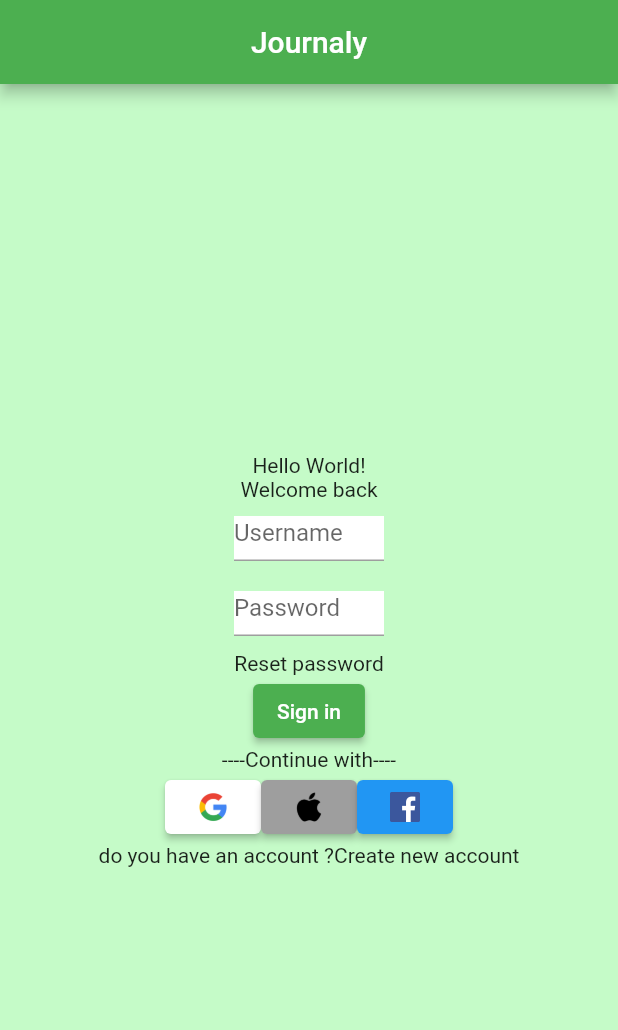
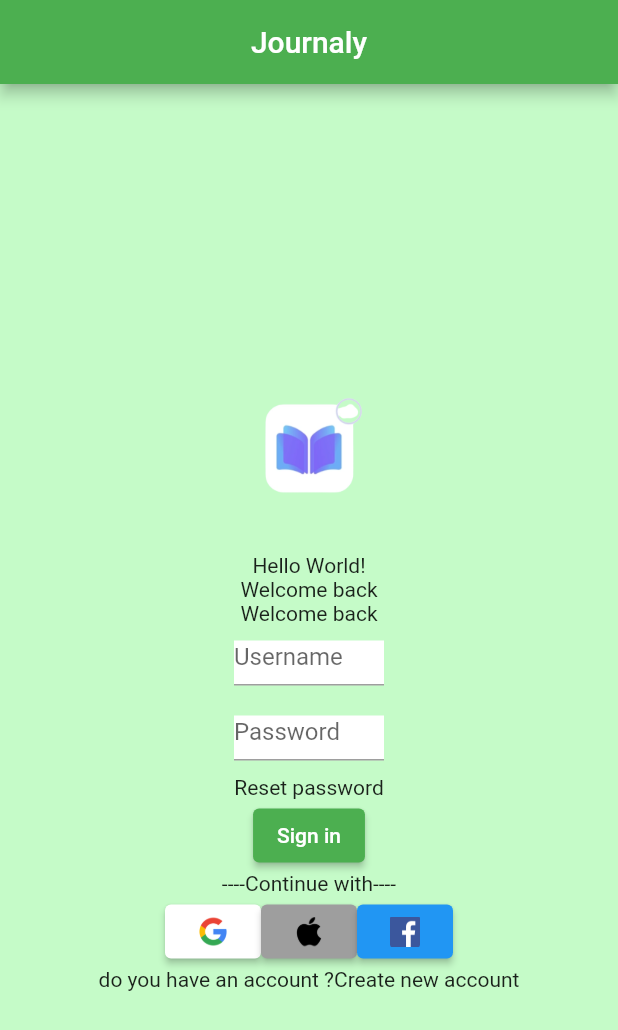
Before and after one commit to Azzam-dev/Journaly, a Flutter app: the screen it shows after launch, on a phone screen of 412 x 824 dp. Shown: the top 1030 px of the screen. Run offline on Flutter 3.47's test engine with Material 2 defaults, Android fonts, the phone set to English and light mode, and no system bars.

Commit message:
added a logo to intro

```diff
--- a/lib/intro.dart
+++ b/lib/intro.dart
@@ -9,7 +9,10 @@ class Intro extends StatelessWidget {
   Widget build(BuildContext context) {
     return Column(
       children: [
+        Container(
+            width: 150, height: 150, child: Image.asset('images/logo.png')),
         Text('Hello World!'),
+        Text('Welcome back'),
         Text('Welcome back'),
       ],
     );
```
Also changed, not shown: images/logo.png (added).
